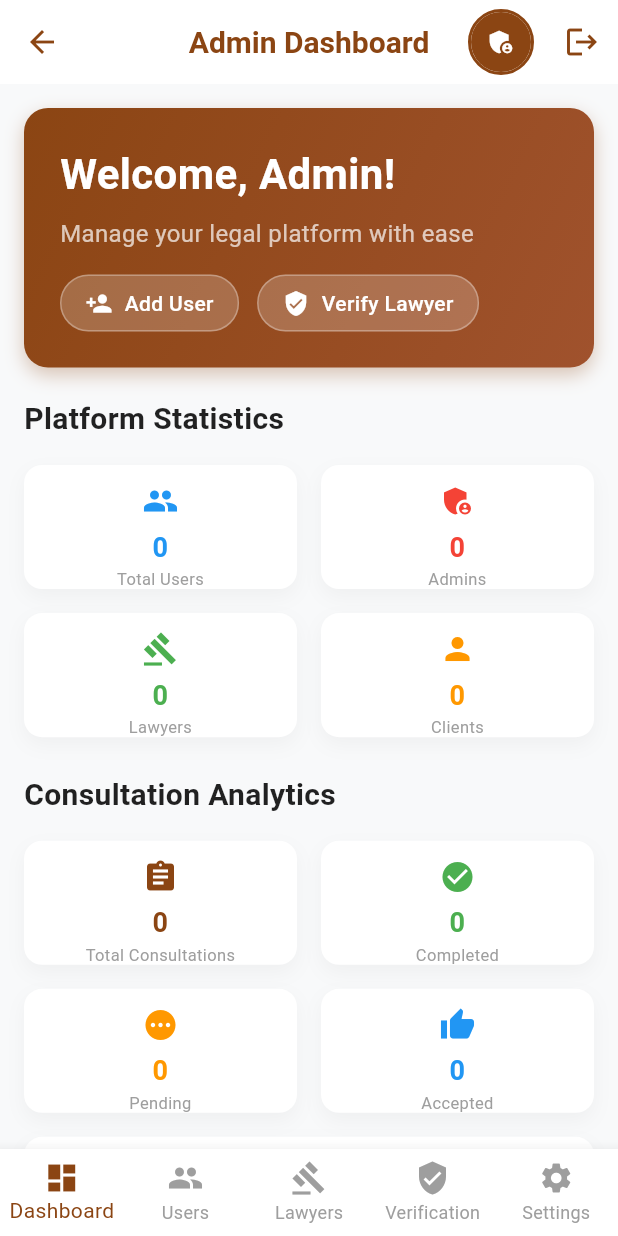
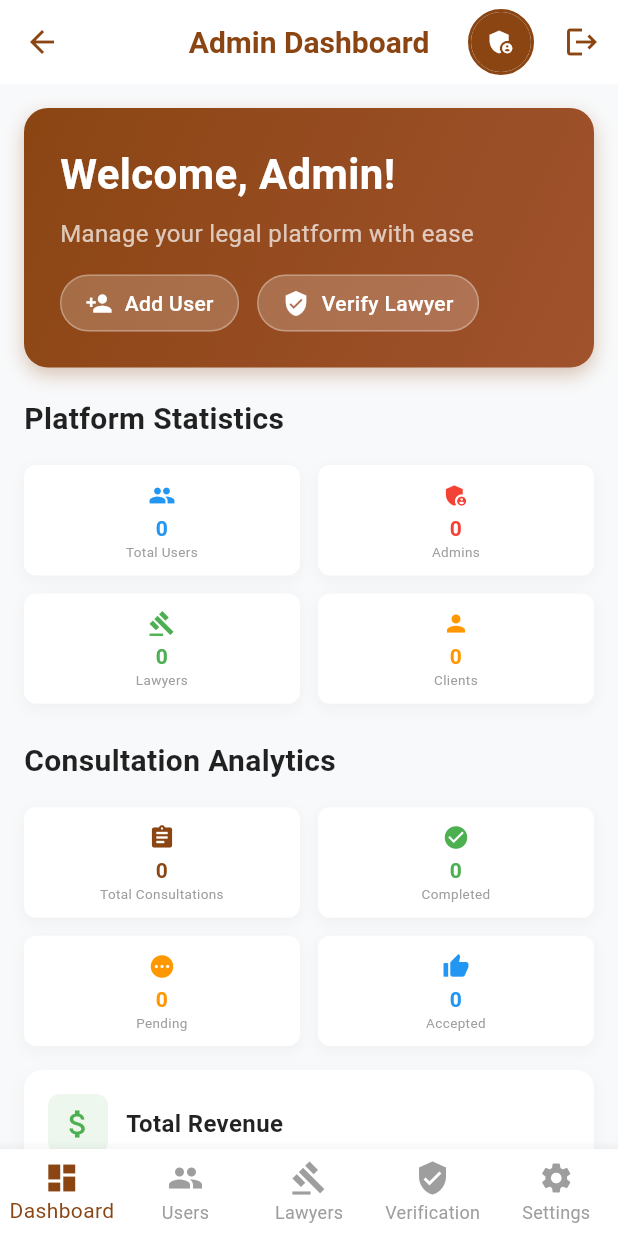
Before and after one commit to DeveloperSarim/ServirPak, a Flutter app: the AdminDashboard screen opened directly, on a phone screen of 412 x 824 dp. Run offline on Flutter 3.47's test engine with Material 3 defaults, Android fonts, the phone set to English and light mode, and no system bars; our stand-ins replace cloud_firestore, file_picker, firebase_auth, firebase_core, image_picker, shared_preferences; missing offline and left inert: mailer; accounts and stored records are empty.

Commit message:
Update admin_dashboard.dart

```diff
--- a/lib/screens/admin/admin_dashboard.dart
+++ b/lib/screens/admin/admin_dashboard.dart
@@ -358,13 +358,15 @@ class _AdminDashboardState extends State<AdminDashboard> {
               ),
             ),
             const SizedBox(height: 16),
-            GridView.count(
+            LayoutBuilder(
+              builder: (context, constraints) {
+                return GridView.count(
                   crossAxisCount: 2,
                   shrinkWrap: true,
                   physics: const NeverScrollableScrollPhysics(),
-              crossAxisSpacing: 16,
-              mainAxisSpacing: 16,
-              childAspectRatio: 2.2,
+                  crossAxisSpacing: 12,
+                  mainAxisSpacing: 12,
+                  childAspectRatio: constraints.maxWidth > 400 ? 3.0 : 2.5,
                   children: [
                     _buildStatCard(
                       'Total Users',
@@ -391,6 +393,8 @@ class _AdminDashboardState extends State<AdminDashboard> {
                       Colors.orange,
                     ),
                   ],
+                );
+              },
             ),
             const SizedBox(height: 24),
             _buildAnalyticsSection(),
@@ -441,13 +445,15 @@ class _AdminDashboardState extends State<AdminDashboard> {
               ),
             ),
             const SizedBox(height: 16),
-            GridView.count(
+            LayoutBuilder(
+              builder: (context, constraints) {
+                return GridView.count(
                   crossAxisCount: 2,
                   shrinkWrap: true,
                   physics: const NeverScrollableScrollPhysics(),
-              crossAxisSpacing: 16,
-              mainAxisSpacing: 16,
-              childAspectRatio: 2.2,
+                  crossAxisSpacing: 12,
+                  mainAxisSpacing: 12,
+                  childAspectRatio: constraints.maxWidth > 400 ? 3.0 : 2.5,
                   children: [
                     _buildStatCard(
                       'Total Consultations',
@@ -474,6 +480,8 @@ class _AdminDashboardState extends State<AdminDashboard> {
                       Colors.blue,
                     ),
                   ],
+                );
+              },
             ),
             const SizedBox(height: 16),
             Container(
@@ -548,15 +556,15 @@ class _AdminDashboardState extends State<AdminDashboard> {
     Color color,
   ) {
     return Container(
-      padding: const EdgeInsets.all(12),
+      padding: const EdgeInsets.all(6),
       decoration: BoxDecoration(
         color: Colors.white,
-        borderRadius: BorderRadius.circular(12),
+        borderRadius: BorderRadius.circular(8),
         boxShadow: [
           BoxShadow(
             color: Colors.grey.withOpacity(0.1),
-            blurRadius: 10,
-            offset: const Offset(0, 5),
+            blurRadius: 8,
+            offset: const Offset(0, 3),
           ),
         ],
       ),
@@ -564,12 +572,12 @@ class _AdminDashboardState extends State<AdminDashboard> {
         mainAxisAlignment: MainAxisAlignment.center,
         mainAxisSize: MainAxisSize.min,
         children: [
-          Icon(icon, size: 24, color: color),
-          const SizedBox(height: 6),
+          Icon(icon, size: 18, color: color),
+          const SizedBox(height: 3),
           Text(
             value,
             style: TextStyle(
-              fontSize: 18,
+              fontSize: 14,
               fontWeight: FontWeight.bold,
               color: color,
             ),
@@ -577,13 +585,13 @@ class _AdminDashboardState extends State<AdminDashboard> {
             maxLines: 1,
             overflow: TextOverflow.ellipsis,
           ),
-          const SizedBox(height: 2),
+          const SizedBox(height: 1),
           Text(
             title,
             style: const TextStyle(
-              fontSize: 11,
+              fontSize: 9,
               color: Colors.grey,
-              height: 1.1,
+              height: 1.0,
             ),
             textAlign: TextAlign.center,
             maxLines: 2,
```
Lines whose indentation alone changed are shown as unchanged.
